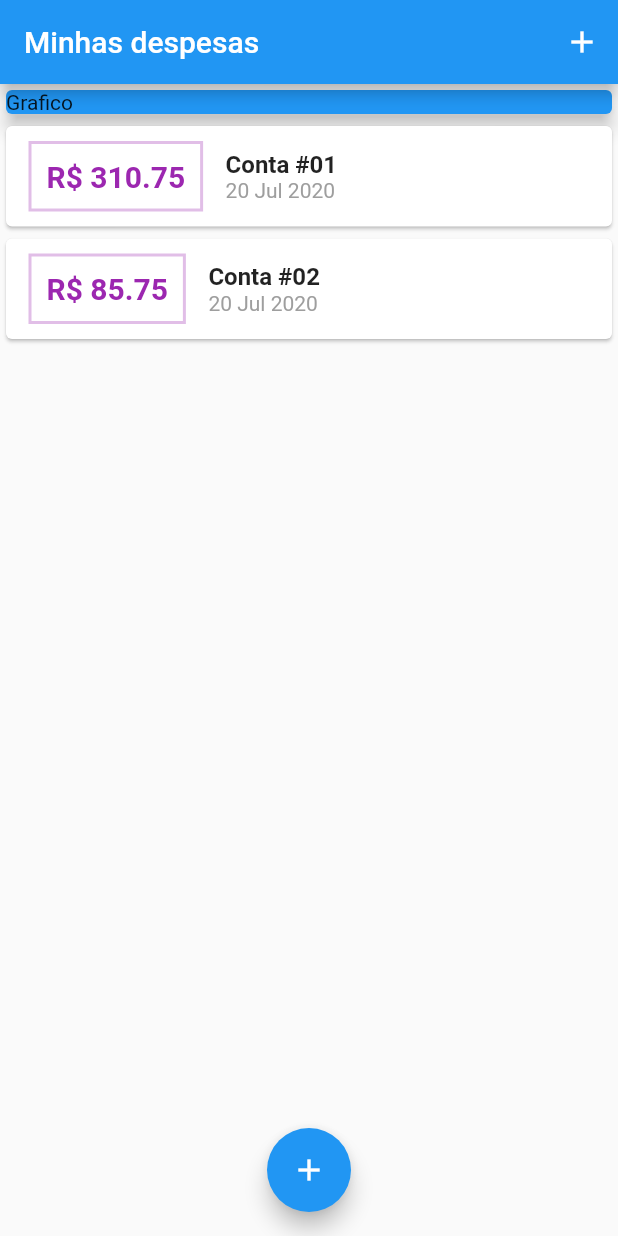
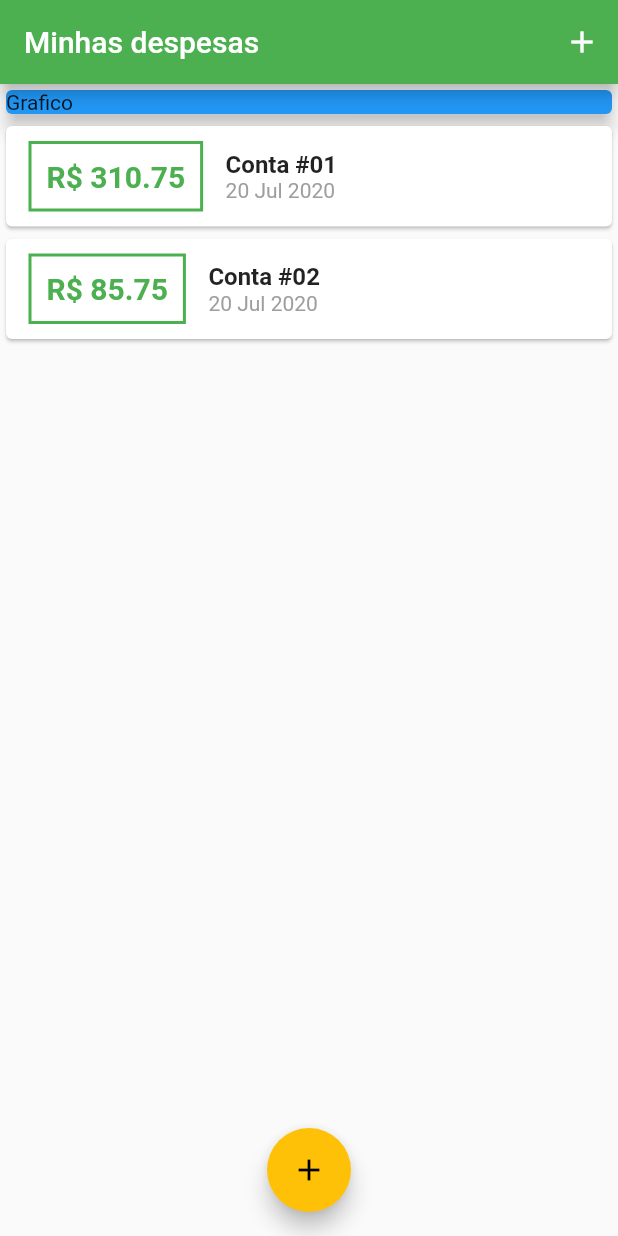
Before and after one commit to VadaGuilherme/flutter_expenses, a Flutter app: the screen it shows after launch, on a phone screen of 412 x 824 dp. Run offline on Flutter 3.47's test engine with Material 2 defaults, Android fonts, the phone set to English and light mode, and no system bars.

Commit message:
Add colors default

```diff
--- a/lib/components/transaction_list.dart
+++ b/lib/components/transaction_list.dart
@@ -25,7 +25,7 @@ class TransactionList extends StatelessWidget {
                   ),
                   decoration: BoxDecoration(
                     border: Border.all(
-                      color: Colors.purple[100],
+                      color: Theme.of(context).primaryColor,
                       width: 2,
                     ),
                   ),
@@ -35,7 +35,7 @@ class TransactionList extends StatelessWidget {
                     style: TextStyle(
                       fontWeight: FontWeight.bold,
                       fontSize: 20,
-                      color: Colors.purple,
+                      color: Theme.of(context).primaryColor,
                     ),
                   ),
                 ),
--- a/lib/main.dart
+++ b/lib/main.dart
@@ -12,6 +12,10 @@ class ExpensesApp extends StatelessWidget {
     return MaterialApp(
       home: MyHomePage(),
       debugShowCheckedModeBanner: false,
+      theme: ThemeData(
+        primarySwatch: Colors.green,
+        accentColor: Colors.amber,
+      ),
     );
   }
 }
```
